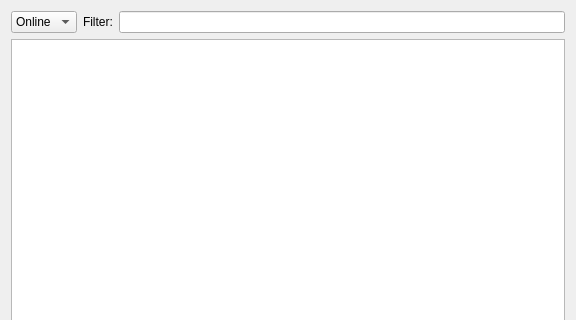
Before: the Qt Designer form dqmfiledownloader/dqmfiledownloader.ui in CMSTrackerDPG/QTBrowser, drawn with Qt 5; both pictures show x 0 to 576 and y 0 to 320 of the 576 by 709 pixel window.
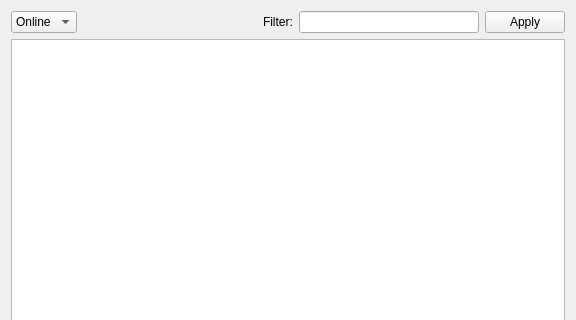
After: the same form once the commit is applied.

Diff of the .ui file:
```diff
--- a/dqmfiledownloader/dqmfiledownloader.ui
+++ b/dqmfiledownloader/dqmfiledownloader.ui
@@ -35,6 +35,19 @@
        </item>
       </widget>
      </item>
+     <item>
+      <spacer name="horizontalSpacer">
+       <property name="orientation">
+        <enum>Qt::Horizontal</enum>
+       </property>
+       <property name="sizeHint" stdset="0">
+        <size>
+         <width>40</width>
+         <height>20</height>
+        </size>
+       </property>
+      </spacer>
+     </item>
      <item>
       <widget class="QLabel" name="label_2">
        <property name="text">
@@ -49,6 +62,13 @@
        </property>
       </widget>
      </item>
+     <item>
+      <widget class="QPushButton" name="pushButton_3">
+       <property name="text">
+        <string>Apply</string>
+       </property>
+      </widget>
+     </item>
     </layout>
    </item>
    <item>
```
